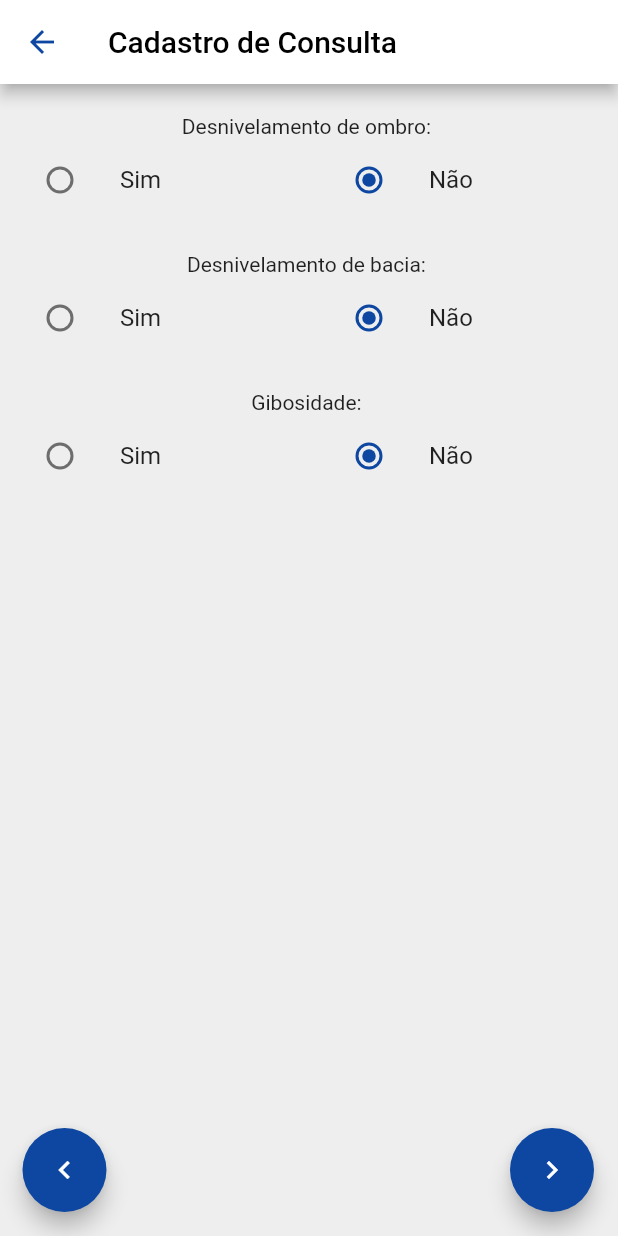
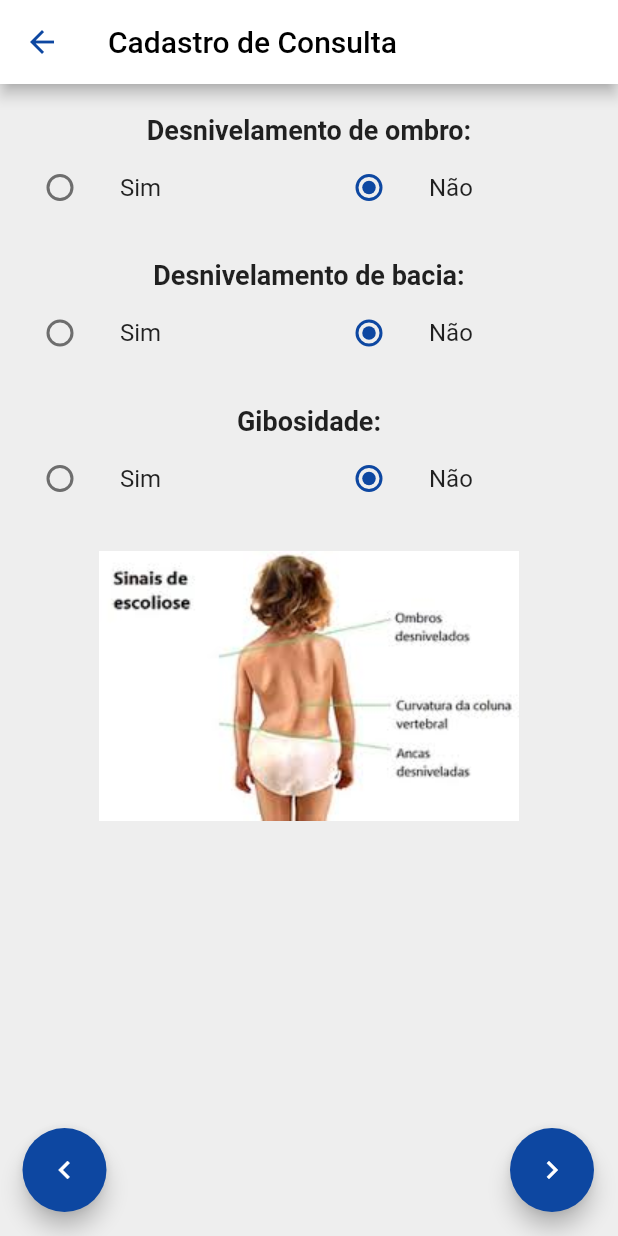
Before and after one commit to lit-ipade/ScolioApp, a Flutter app: the ConsultaForm screen opened directly with empty values, after a tap on the "keyboard arrow right" icon, on a phone screen of 412 x 824 dp. Run offline on Flutter 3.47's test engine with Material 2 defaults, Android fonts, the phone set to English and light mode, and no system bars; our stand-ins replace cloud_firestore, firebase_auth, firebase_core, flutter_login; accounts and stored records are empty.

Commit message:
Versão pré mudanças de telas

```diff
--- a/lib/components/ConsultaForm.dart
+++ b/lib/components/ConsultaForm.dart
@@ -213,7 +213,7 @@ class _ConsultaFormState extends State<ConsultaForm> {
             Padding
             (
               padding: const EdgeInsets.fromLTRB(10, 20, 10, 0),
-              child: Text('Desnivelamento de ombro: '),
+              child: Text('Desnivelamento de ombro: ', textAlign: TextAlign.center, style: TextStyle(fontSize: 18, fontWeight: FontWeight.w700)),
             ),
             Row
             (
@@ -266,7 +266,7 @@ class _ConsultaFormState extends State<ConsultaForm> {
             Padding
             (
               padding: const EdgeInsets.fromLTRB(10, 20, 10, 0),
-              child: Text('Desnivelamento de bacia: '),
+              child: Text('Desnivelamento de bacia: ', textAlign: TextAlign.center, style: TextStyle(fontSize: 18, fontWeight: FontWeight.w700)),
             ),
             Row
             (
@@ -319,7 +319,7 @@ class _ConsultaFormState extends State<ConsultaForm> {
             Padding
             (
               padding: const EdgeInsets.fromLTRB(10, 20, 10, 0),
-              child: Text('Gibosidade: '),
+              child: Text('Gibosidade: ', textAlign: TextAlign.center, style: TextStyle(fontSize: 18, fontWeight: FontWeight.w700)),
             ),
             Row
             (
@@ -368,6 +368,11 @@ class _ConsultaFormState extends State<ConsultaForm> {
                   ),
                 ),
               ],
+            ),
+            Container
+            (
+              padding: EdgeInsets.fromLTRB(0, 20, 0, 0),
+              child: Image.asset('assets/Scolioapp.png'),
             ),
           ],
         ),
@@ -575,7 +580,7 @@ class _ConsultaFormState extends State<ConsultaForm> {
               Padding
                 (
                   padding: const EdgeInsets.fromLTRB(10, 20, 10, 0),
-                  child: Text('Ângulo de Cobb: '),
+                  child: Text('Ângulo de Cobb: ', textAlign: TextAlign.center, style: TextStyle(fontSize: 22, fontWeight: FontWeight.w700)),
                 ),
             ),
             Container
@@ -704,7 +709,7 @@ class _ConsultaFormState extends State<ConsultaForm> {
               Padding
                 (
                   padding: const EdgeInsets.fromLTRB(10, 20, 10, 0),
-                  child: Text('Ângulo de Cobb: '),
+                  child: Text('Ângulo de Cobb: ', textAlign: TextAlign.center, style: TextStyle(fontSize: 22, fontWeight: FontWeight.w700)),
                 ),
             ),
             Container
@@ -765,7 +770,7 @@ class _ConsultaFormState extends State<ConsultaForm> {
                   padding: EdgeInsets.all(15),
                   child: Text
                   (
-                    '25° a 40°',
+                    '26° a 40°',
                     textAlign: TextAlign.center,
                     style: TextStyle
                     (
@@ -843,12 +848,12 @@ class _ConsultaFormState extends State<ConsultaForm> {
             Padding
             (
               padding: const EdgeInsets.fromLTRB(10, 20, 10, 0),
-              child: Text('Maturidade Esquelética: '),
+              child: Text('Maturidade Esquelética: ', textAlign: TextAlign.center, style: TextStyle(fontSize: 22, fontWeight: FontWeight.w700)),
             ),
             Container
             (
               alignment: Alignment.center,
-              padding: EdgeInsets.only(top: MediaQuery.of(context).size.height * 0.2),
+              padding: EdgeInsets.only(top: MediaQuery.of(context).size.height * 0.05),
               child: InkWell
               (
                 onTap: (){
@@ -885,7 +890,7 @@ class _ConsultaFormState extends State<ConsultaForm> {
             Container
             (
               alignment: Alignment.center,
-              padding: EdgeInsets.only(top: MediaQuery.of(context).size.height * 0.2),
+              padding: EdgeInsets.only(top: MediaQuery.of(context).size.height * 0.05),
               child: InkWell
               (
                 onTap: (){
@@ -919,6 +924,11 @@ class _ConsultaFormState extends State<ConsultaForm> {
                 ),
               ),
             ),
+            Container
+            (
+              padding: EdgeInsets.fromLTRB(8, 20, 8, 0),
+              child: Image.asset('assets/Risser.png'),
+            ),
           ],
         ),
       ),
@@ -926,11 +936,6 @@ class _ConsultaFormState extends State<ConsultaForm> {
       (
         children: <Widget>
         [
-          Align
-            (
-              alignment: Alignment.bottomRight,
-              child: botoes[0],
-            ),
           Padding
           (
             padding: EdgeInsets.fromLTRB(31,0,0,0),
@@ -971,7 +976,7 @@ class _ConsultaFormState extends State<ConsultaForm> {
               child: Padding
               (
                 padding: EdgeInsets.all(8),
-                child: Center(child: Text('Encaminhar ao especialista para escolha do tipo de órtese e acompanhamento do uso.', textAlign: TextAlign.center, style: TextStyle(fontSize: 20,fontWeight: FontWeight.w600),)),
+                child: Center(child: Text('Encaminhar ao especialista para escolha do tipo de órtese e acompanhamento do uso.', textAlign: TextAlign.center, style: TextStyle(fontSize: 20),)),
               ),
             ),
           ],
@@ -1018,7 +1023,7 @@ class _ConsultaFormState extends State<ConsultaForm> {
               child: Padding
               (
                 padding: const EdgeInsets.all(8),
-                child: Center(child:Text('Seguimento ambulatorial com Rx periódico', textAlign: TextAlign.center, style: TextStyle(fontSize: 22,fontWeight: FontWeight.w600),)),
+                child: Center(child:Text('Seguimento ambulatorial com Rx periódico semestral', textAlign: TextAlign.center, style: TextStyle(fontSize: 22,fontWeight: FontWeight.w600),)),
               ),
             ),
             Container(
@@ -1118,7 +1123,7 @@ class _ConsultaFormState extends State<ConsultaForm> {
                 padding: const EdgeInsets.fromLTRB(0, 0, 0, 0),
                 child: Center(child: Padding(
                   padding: const EdgeInsets.all(8.0),
-                  child: Text('Seguimento ambulatorial com Rx periódico', textAlign: TextAlign.center, style: TextStyle(fontSize: 22, fontWeight: FontWeight.bold),),
+                  child: Text('Seguimento ambulatorial com Rx periódico semestral', textAlign: TextAlign.center, style: TextStyle(fontSize: 22, fontWeight: FontWeight.bold),),
                 )),
               ),
             ),
```
